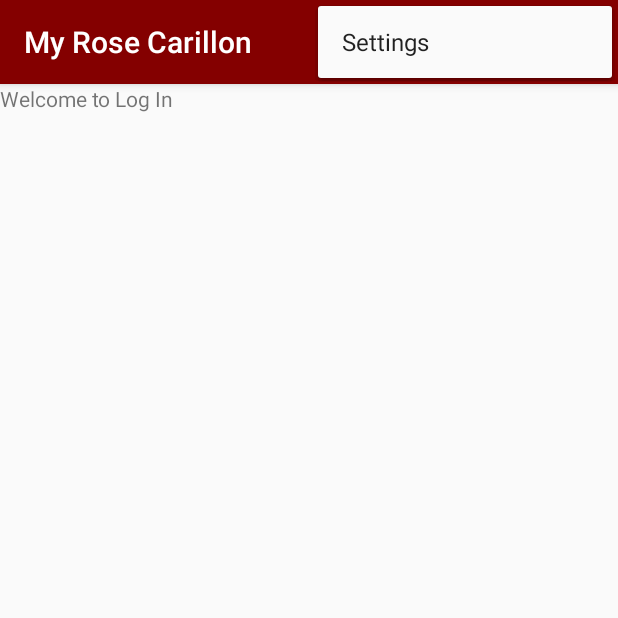
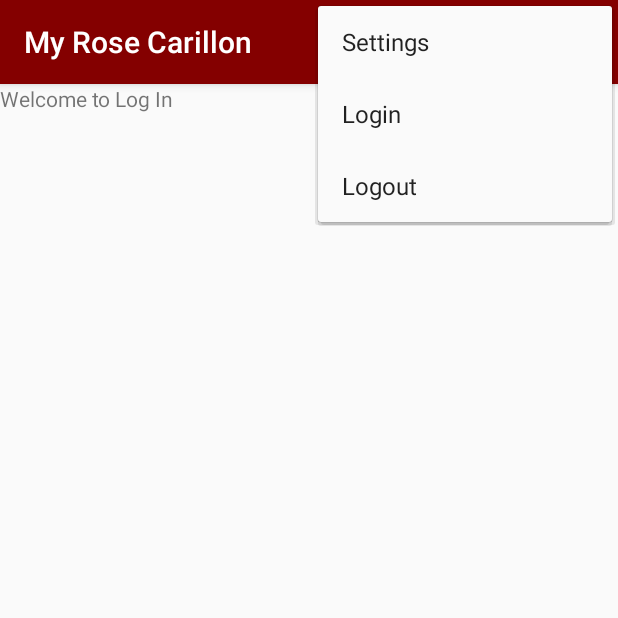
Before and after one commit to SimonSnider/MyRoseCarillon, an Android app: the LogInFragment screen opened through its navigation route, with the options menu open, on a phone screen of 412 x 824 dp, the top half of it. Run offline under Robolectric (Android 15) with nearby library versions, the phone set to English and light mode, and no system bars; our stand-ins replace Firebase (no records; nobody signed in at launch, a user with empty details on screens opened directly); libraries missing offline, so code that uses them is left out: edu.rosehulman.rosefire.

Commit message:
added rosefire login UI, firebase admin sdk not supported yet

```diff
--- a/app/build.gradle
+++ b/app/build.gradle
@@ -45,8 +45,10 @@ dependencies {
     implementation 'androidx.navigation:navigation-ui-ktx:2.3.0'
     implementation 'androidx.legacy:legacy-support-v4:1.0.0'
     implementation 'com.google.firebase:firebase-firestore:21.5.0'
-    implementation 'com.google.firebase:firebase-admin:6.15.0'
     implementation 'com.google.firebase:firebase-auth:19.3.2'
+    implementation 'com.google.firebase:firebase-core:17.4.4'
+    implementation 'com.firebaseui:firebase-ui-auth:4.1.0'
+    implementation 'com.google.android.gms:play-services-auth:18.1.0'
     implementation 'edu.rosehulman.csse.rosefire:rosefire-android-client:2.1.0'
     testImplementation 'junit:junit:4.12'
     androidTestImplementation 'androidx.test.ext:junit:1.1.1'
--- a/app/src/main/java/com/example/myrosecarillon/MainActivity.kt
+++ b/app/src/main/java/com/example/myrosecarillon/MainActivity.kt
@@ -1,22 +1,46 @@
 package com.example.myrosecarillon
 
+import android.content.Intent
 import android.os.Bundle
-import com.google.android.material.floatingactionbutton.FloatingActionButton
-import com.google.android.material.snackbar.Snackbar
-import androidx.appcompat.app.AppCompatActivity
+import android.util.Log
 import android.view.Menu
 import android.view.MenuItem
+import android.widget.Toast
+import androidx.appcompat.app.AppCompatActivity
 import com.example.myrosecarillon.constants.Constants
-import com.google.firebase.firestore.FirebaseFirestore
+import com.example.myrosecarillon.fragments.LogInFragment
+import com.example.myrosecarillon.fragments.MainMenuFragment
+import com.google.firebase.FirebaseApp
+import com.google.firebase.FirebaseOptions
+import com.google.firebase.auth.FirebaseAuth
+import edu.rosehulman.rosefire.Rosefire
+import edu.rosehulman.rosefire.RosefireResult
+import java.io.FileInputStream
 
-class MainActivity : AppCompatActivity() {
 
-    private var ref = FirebaseFirestore.getInstance().collection(Constants.SONGS_PATH).document("pAO7xNyb3QtrbxNWMXEM")
+class MainActivity : AppCompatActivity(), LogInFragment.Companion.OnLoginButtonPressedListener {
+
+    private val auth = FirebaseAuth.getInstance()
+    lateinit var authStateListener: FirebaseAuth.AuthStateListener
+
+    private val RC_ROSEFIRE_SIGN_IN = 1001
 
     override fun onCreate(savedInstanceState: Bundle?) {
         super.onCreate(savedInstanceState)
         setContentView(R.layout.activity_main)
         setSupportActionBar(findViewById(R.id.toolbar))
+        initializeListeners()
+    }
+
+    override fun onStart() {
+        super.onStart()
+        Log.d(Constants.TAG, "onStart called")
+        auth.addAuthStateListener(authStateListener)
+    }
+
+    override fun onStop() {
+        super.onStop()
+        auth.removeAuthStateListener(authStateListener)
     }
 
     override fun onCreateOptionsMenu(menu: Menu): Boolean {
@@ -31,7 +55,69 @@ class MainActivity : AppCompatActivity() {
         // as you specify a parent activity in AndroidManifest.xml.
         return when (item.itemId) {
             R.id.action_settings -> true
+            R.id.action_login -> {
+                launchLoginUI()
+                true
+            }
+            R.id.action_logout -> {
+                auth.signOut()
+                true
+            }
             else -> super.onOptionsItemSelected(item)
         }
     }
+
+    private fun initializeListeners() {
+        Log.d(Constants.TAG, "Initializing authStateListener")
+        authStateListener = FirebaseAuth.AuthStateListener {auth: FirebaseAuth ->
+            val user = auth.currentUser
+            Log.d(Constants.TAG, "Auth Listener: user = $user")
+            if (user != null){
+                Log.d(Constants.TAG, "UID = ${user.uid}")
+//                switchToMainMenuFragment()
+            } else {
+//                launchLoginUI()
+            }
+        }
+    }
+
+    private fun switchToMainMenuFragment() {
+        val ft = supportFragmentManager.beginTransaction()
+        ft.replace(R.id.nav_host_fragment, MainMenuFragment())
+        ft.commit()
+    }
+
+    private fun switchToLoginFragment() {
+        val ft = supportFragmentManager.beginTransaction()
+        ft.replace(R.id.fragment_container_view_tag, LogInFragment())
+        ft.commit()
+    }
+
+    override fun onLoginButtonPressed() {
+        launchLoginUI()
+    }
+
+    fun launchLoginUI() {
+        val signInIntent: Intent = Rosefire.getSignInIntent(this, getString(R.string.rosefire_key))
+        startActivityForResult(signInIntent, RC_ROSEFIRE_SIGN_IN)
+    }
+
+    override fun onActivityResult(requestCode: Int, resultCode: Int, data: Intent?) {
+        if (requestCode == RC_ROSEFIRE_SIGN_IN){
+            val result: RosefireResult = Rosefire.getSignInResultFromIntent(data)
+            if (!result.isSuccessful()){
+                Log.d(Constants.TAG, "The user cancelled the login")
+                return
+            }
+            auth.signInWithCustomToken(result.token).addOnCompleteListener {task ->
+                Log.d(Constants.TAG, "signInWithCustomToken:onComplete:" + task.isSuccessful)
+                if (!task.isSuccessful) {
+                    Log.w(Constants.TAG, "signInWithCustomToken", task.exception)
+                    Toast.makeText(this, "Authentication failed", Toast.LENGTH_SHORT).show()
+                }
+            }
+        }else {
+            super.onActivityResult(requestCode, resultCode, data)
+        }
+    }
 }
--- a/app/src/main/java/com/example/myrosecarillon/fragments/LogInFragment.kt
+++ b/app/src/main/java/com/example/myrosecarillon/fragments/LogInFragment.kt
@@ -1,33 +1,25 @@
 package com.example.myrosecarillon.fragments
 
+import android.content.Context
 import android.os.Bundle
 import androidx.fragment.app.Fragment
 import android.view.LayoutInflater
 import android.view.View
 import android.view.ViewGroup
 import com.example.myrosecarillon.R
+import kotlinx.android.synthetic.main.fragment_log_in.view.*
 
-// TODO: Rename parameter arguments, choose names that match
-// the fragment initialization parameters, e.g. ARG_ITEM_NUMBER
-private const val ARG_PARAM1 = "param1"
-private const val ARG_PARAM2 = "param2"
 
-/**
- * A simple [Fragment] subclass.
- * Use the [LogInFragment.newInstance] factory method to
- * create an instance of this fragment.
- */
-class LogInFragment : Fragment() {
-    // TODO: Rename and change types of parameters
-    private var param1: String? = null
-    private var param2: String? = null
+class LogInFragment() : Fragment() {
+
+    private var listener: OnLoginButtonPressedListener? = null
 
     override fun onCreate(savedInstanceState: Bundle?) {
         super.onCreate(savedInstanceState)
-        arguments?.let {
-            param1 = it.getString(ARG_PARAM1)
-            param2 = it.getString(ARG_PARAM2)
-        }
+//        arguments?.let {
+//            param1 = it.getString(ARG_PARAM1)
+//            param2 = it.getString(ARG_PARAM2)
+//        }
     }
 
     override fun onCreateView(
@@ -35,26 +27,50 @@ class LogInFragment : Fragment() {
         savedInstanceState: Bundle?
     ): View? {
         // Inflate the layout for this fragment
-        return inflater.inflate(R.layout.fragment_log_in, container, false)
+        val view = inflater.inflate(R.layout.fragment_log_in, container, false)
+        view.login_button.setOnClickListener {
+            listener?.onLoginButtonPressed()
+        }
+        return view
+    }
+
+    override fun onAttach(context: Context) {
+        super.onAttach(context)
+        if (context is OnLoginButtonPressedListener) {
+            listener = context
+        } else {
+            throw RuntimeException(context.toString() + " must implement OnLoginButtonPressedListener")
+        }
+    }
+
+    override fun onDetach() {
+        super.onDetach()
+        listener = null
     }
 
     companion object {
-        /**
-         * Use this factory method to create a new instance of
-         * this fragment using the provided parameters.
-         *
-         * @param param1 Parameter 1.
-         * @param param2 Parameter 2.
-         * @return A new instance of fragment LogInFragment.
-         */
-        // TODO: Rename and change types and number of parameters
-        @JvmStatic
-        fun newInstance(param1: String, param2: String) =
-            LogInFragment().apply {
-                arguments = Bundle().apply {
-                    putString(ARG_PARAM1, param1)
-                    putString(ARG_PARAM2, param2)
-                }
-            }
+        interface OnLoginButtonPressedListener {
+            fun onLoginButtonPressed()
+        }
     }
+
+//    companion object {
+//        /**
+//         * Use this factory method to create a new instance of
+//         * this fragment using the provided parameters.
+//         *
+//         * @param param1 Parameter 1.
+//         * @param param2 Parameter 2.
+//         * @return A new instance of fragment LogInFragment.
+//         */
+//        // TODO: Rename and change types and number of parameters
+//        @JvmStatic
+//        fun newInstance(param1: String, param2: String) =
+//            LogInFragment().apply {
+//                arguments = Bundle().apply {
+//                    putString(ARG_PARAM1, param1)
+//                    putString(ARG_PARAM2, param2)
+//                }
+//            }
+//    }
 }
--- a/app/src/main/java/com/example/myrosecarillon/objects/Song.kt
+++ b/app/src/main/java/com/example/myrosecarillon/objects/Song.kt
@@ -4,9 +4,10 @@ import com.google.firebase.Timestamp
 import com.google.firebase.firestore.DocumentReference
 import com.google.firebase.firestore.DocumentSnapshot
 import com.google.firebase.firestore.Exclude
+import java.time.LocalDate
 import java.util.*
 
-class Song (var creatorID: String = "", var midi: String = "", var title: String = "", var creationDate: Timestamp) {
+class Song (var creatorID: String = "", var midi: String = "", var title: String = "", var creationDate: Timestamp = Timestamp(Date(2020, 8, 1))) {
     @get:Exclude var id = ""
     @get:Exclude var user: User? = null
 
--- a/app/src/main/res/layout/fragment_log_in.xml
+++ b/app/src/main/res/layout/fragment_log_in.xml
@@ -1,14 +1,23 @@
 <?xml version="1.0" encoding="utf-8"?>
-<FrameLayout xmlns:android="http://schemas.android.com/apk/res/android"
+<RelativeLayout xmlns:android="http://schemas.android.com/apk/res/android"
     xmlns:tools="http://schemas.android.com/tools"
     android:layout_width="match_parent"
     android:layout_height="match_parent"
     tools:context=".fragments.LogInFragment">
 
-    <!-- TODO: Update blank fragment layout -->
     <TextView
         android:layout_width="match_parent"
         android:layout_height="match_parent"
-        android:text="@string/welcome_to_log_in" />
+        android:text="@string/welcome_to_log_in"
+        android:layout_centerHorizontal="true"
+        android:id="@+id/login_text_view"/>
 
-</FrameLayout>
+    <Button
+        android:id="@+id/login_button"
+        android:layout_width="wrap_content"
+        android:layout_height="wrap_content"
+        android:text="Button"
+        android:layout_below="@id/login_text_view"/>
+
+
+</RelativeLayout>
--- a/app/src/main/res/menu/menu_main.xml
+++ b/app/src/main/res/menu/menu_main.xml
@@ -7,4 +7,14 @@
         android:orderInCategory="100"
         android:title="@string/action_settings"
         app:showAsAction="never" />
+    <item
+        android:id="@+id/action_login"
+        android:orderInCategory="200"
+        android:title="@string/login"
+        app:showAsAction="never"/>
+    <item
+        android:id="@+id/action_logout"
+        android:orderInCategory="210"
+        android:title="@string/logout"
+        app:showAsAction="never"/>
 </menu>
--- a/app/src/main/res/values/strings.xml
+++ b/app/src/main/res/values/strings.xml
@@ -31,4 +31,7 @@
     <string name="up_next">UP NEXT</string>
     <string name="view_all">View All</string>
     <string name="create_title">CREATE</string>
+    <string name="login">Login</string>
+    <string name="logout">Logout</string>
+
 </resources>
```
